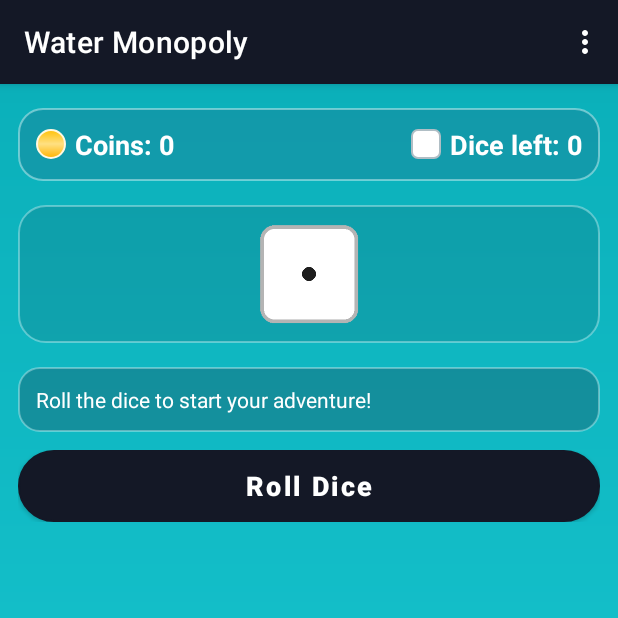
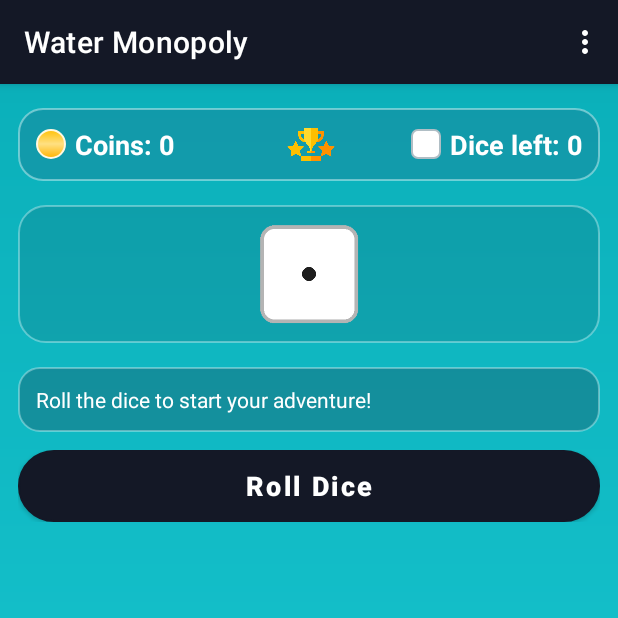
Before and after one commit to davidwxcui/waterwise, an Android app: the GameActivity screen opened directly, with no data from a screen before it, on a phone screen of 412 x 824 dp, the top half of it. Run offline under Robolectric (Android 15) with nearby library versions, the light colour scheme and no system bars; our stand-ins replace Firebase (no records; nobody signed in at launch, a user with empty details on screens opened directly); 1 statement that could not run was skipped.

Commit message:
Add game ranking

```diff
--- a/waterwise/app/src/main/res/layout/activity_game.xml
+++ b/waterwise/app/src/main/res/layout/activity_game.xml
@@ -16,16 +16,18 @@
         android:layout_width="match_parent"
         android:layout_height="wrap_content">
 
-        <!-- 顶部 HUD：金币 + 剩余骰子 -->
+        <!-- 顶部 HUD：左金币 · 中排行榜 · 右剩余骰子 -->
         <LinearLayout
             android:id="@+id/topHud"
             android:layout_width="match_parent"
             android:layout_height="wrap_content"
+            android:orientation="horizontal"
             android:background="@drawable/bg_hud_panel"
             android:padding="12dp"
             android:gravity="center_vertical"
             android:layout_marginBottom="12dp">
 
+            <!-- 左：金币区域（1/3） -->
             <LinearLayout
                 android:layout_width="0dp"
                 android:layout_height="wrap_content"
@@ -49,6 +51,25 @@
                     android:textColor="@android:color/white" />
             </LinearLayout>
 
+            <!-- 中：游戏排行榜按钮（1/3） -->
+            <FrameLayout
+                android:layout_width="0dp"
+                android:layout_height="22dp"
+                android:layout_weight="1"
+                android:gravity="center">
+
+                <ImageButton
+                    android:id="@+id/btnGameRanking"
+                    android:layout_width="124dp"
+                    android:layout_height="32dp"
+                    android:background="@android:color/transparent"
+                    android:contentDescription="Game ranking"
+                    android:padding="0dp"
+                    android:scaleType="centerInside"
+                    android:src="@drawable/ic_gameranking" />
+            </FrameLayout>
+
+            <!-- 右：骰子区域（1/3） -->
             <LinearLayout
                 android:layout_width="0dp"
                 android:layout_height="wrap_content"
@@ -134,8 +155,6 @@
                 android:drawablePadding="8dp"
                 android:background="@drawable/bg_roll_button"
                 android:textColor="@android:color/white" />
-
-
         </LinearLayout>
 
     </LinearLayout>
--- a/waterwise/app/src/main/res/navigation/mobile_navigation.xml
+++ b/waterwise/app/src/main/res/navigation/mobile_navigation.xml
@@ -102,6 +102,7 @@
             app:destination="@id/navigation_home" />
     </fragment>
 
+
     <fragment
         android:id="@+id/gameRankingFragment"
         android:name="com.davidwxcui.waterwise.minigame.GameRankingFragment"
```
Also changed, not shown: waterwise/app/src/main/AndroidManifest.xml (+8 -1 lines), waterwise/app/src/main/java/com/davidwxcui/waterwise/minigame/GameActivity.kt (+9 -1 lines), waterwise/app/src/main/java/com/davidwxcui/waterwise/minigame/GameRankingFragment.kt (+72 -74 lines), waterwise/app/src/main/java/com/davidwxcui/waterwise/ui/home/HomeFragment.kt (+10 -0 lines), waterwise/app/src/main/res/layout/activity_game_ranking.xml (line endings or trailing spaces).
